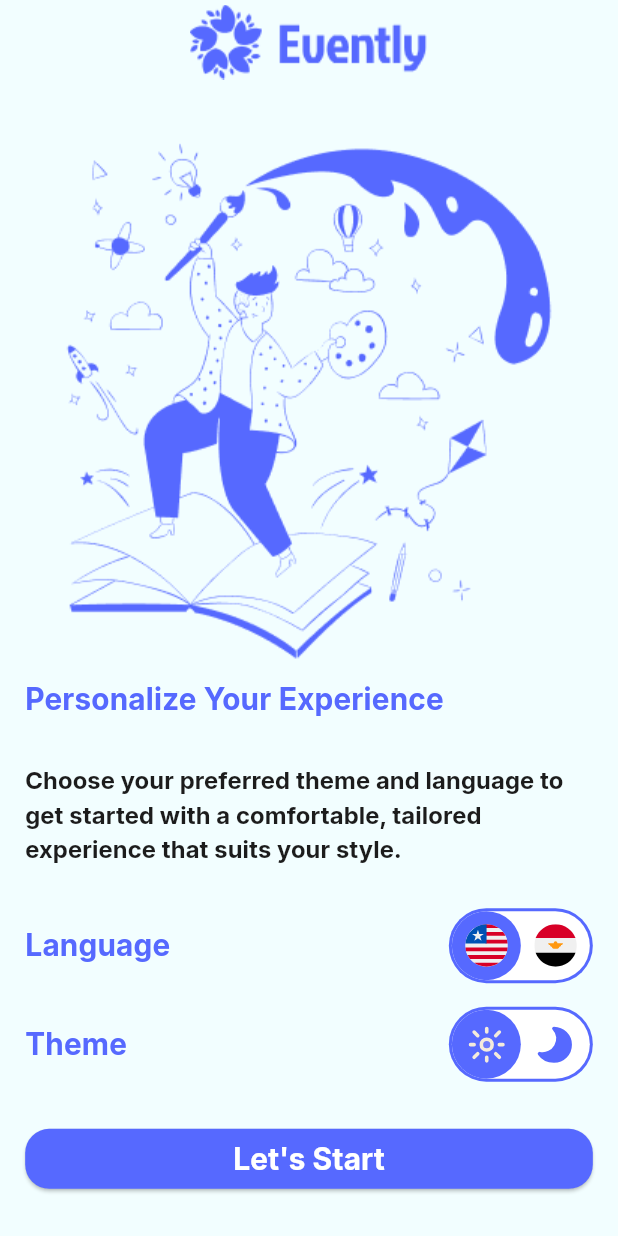
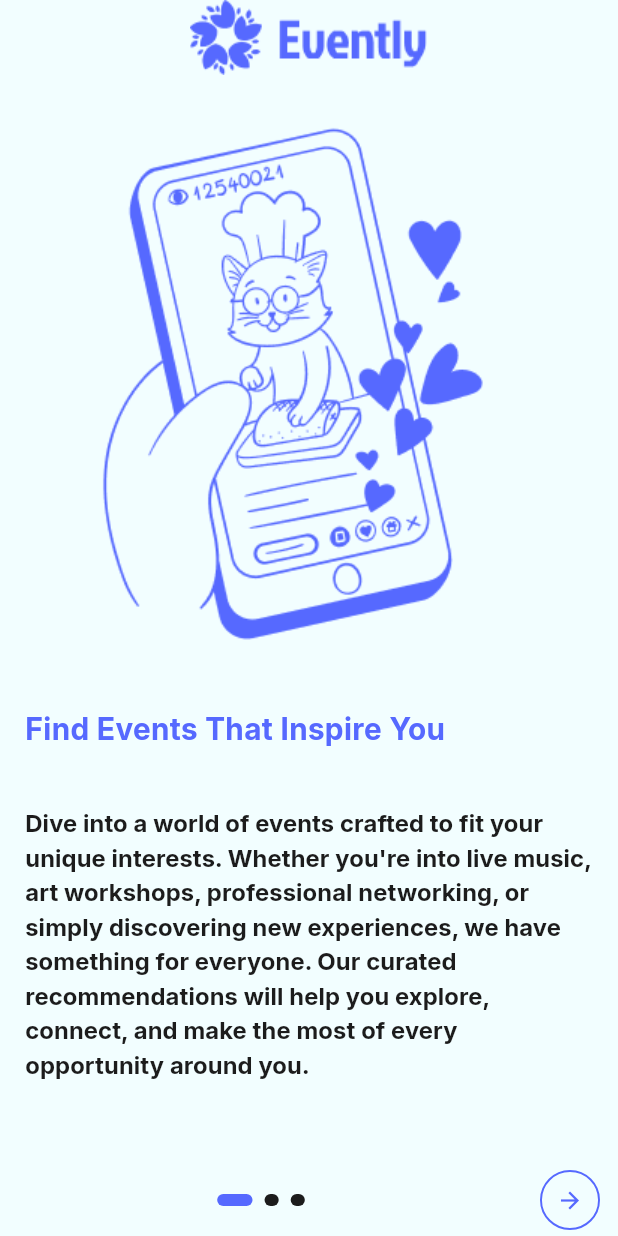
Before and after one commit to AhmedFayed55/Evently-App, a Flutter app: the screen it shows after launch, after a tap on "Let's Start", on a phone screen of 412 x 824 dp. Run offline on Flutter 3.47's test engine with Material 3 defaults, Android fonts, the phone set to English and light mode, and no system bars; drawn by our look-alikes of animated_toggle_switch, smooth_page_indicator; our stand-ins replace easy_localization, flutter_screenutil, flutter_svg, fluttertoast, google_fonts, shared_preferences.

Commit message:
- Finish introduction screens successfully. - Add onboarding screen status to SharedPreferences (shown once on first launch). - Use smooth_page_indicator.

```diff
--- /dev/null
+++ b/lib/core/utils/app_colors.dart
@@ -0,0 +1,19 @@
+import 'package:flutter/material.dart';
+
+abstract class AppColors {
+  static const Color background = Color(0xffF2FEFF);
+  static const Color backgroundDark = Color(0xff101127);
+  static const Color lightPrimary = Color(0xff5669FF);
+  static const Color lightSecondary = Color(0xff1C1C1C);
+  static const Color lightTeritary = Color(0xffFF5659);
+  static const Color darkTeritary = Color(0xffFF5659);
+  static const Color darkPrimary = Color(0xff5669FF);
+  static const Color darkSecondary = Color(0xffF4EBDC);
+  static const Color primaryLight = Color(0xFF5669FF);
+  static const Color primaryDark = Color(0xFF101127);
+  static const Color transparentColor = Colors.transparent;
+  static const Color black = Color(0xff1C1C1C);
+  static const Color white = Color(0xffF2FEFF);
+  static const Color grey = Color(0xff7B7B7B);
+  static const Color red = Color(0xffFF5659);
+}
--- a/lib/core/utils/app_routes.dart
+++ b/lib/core/utils/app_routes.dart
@@ -1,3 +1,5 @@
 class AppRoutes {
   static const String startScreen = "start";
+  static const String onboardingScreen = "onboarding";
+  static const String homeScreen = "home";
 }
--- a/lib/core/utils/app_theme.dart
+++ b/lib/core/utils/app_theme.dart
@@ -1,16 +1,16 @@
 import 'package:flutter/material.dart';
 
-import 'color_manager.dart';
+import 'app_colors.dart';
 
 class AppStyle {
   static ThemeData lightTheme = ThemeData(
     fontFamily: "Inter",
-    scaffoldBackgroundColor: ColorManager.background,
+    scaffoldBackgroundColor: AppColors.background,
     colorScheme: ColorScheme.light(
-      primary: ColorManager.lightPrimary,
-      secondary: ColorManager.lightSecondary,
-      tertiary: ColorManager.lightTeritary,
-      onPrimaryContainer: ColorManager.darkSecondary,
+      primary: AppColors.lightPrimary,
+      secondary: AppColors.lightSecondary,
+      tertiary: AppColors.lightTeritary,
+      onPrimaryContainer: AppColors.darkSecondary,
     ),
     appBarTheme: AppBarTheme(
       backgroundColor: Colors.transparent,
@@ -20,12 +20,12 @@ class AppStyle {
       titleMedium: TextStyle(
         fontWeight: FontWeight.w700,
         fontSize: 20,
-        color: ColorManager.lightPrimary,
+        color: AppColors.lightPrimary,
       ),
       titleSmall: TextStyle(
         fontSize: 16,
         fontWeight: FontWeight.w500,
-        color: ColorManager.lightSecondary,
+        color: AppColors.black,
       ),
       labelLarge: TextStyle(
         fontSize: 20,
@@ -37,12 +37,12 @@ class AppStyle {
 
   static ThemeData darkTheme = ThemeData(
     fontFamily: "Inter",
-    scaffoldBackgroundColor: ColorManager.backgroundDark,
+    scaffoldBackgroundColor: AppColors.backgroundDark,
     colorScheme: ColorScheme.dark(
-      primary: ColorManager.darkPrimary,
-      secondary: ColorManager.darkSecondary,
-      tertiary: ColorManager.darkTeritary,
-      onPrimaryContainer: ColorManager.lightSecondary,
+      primary: AppColors.darkPrimary,
+      secondary: AppColors.darkSecondary,
+      tertiary: AppColors.darkTeritary,
+      onPrimaryContainer: AppColors.lightSecondary,
     ),
     appBarTheme: AppBarTheme(
       backgroundColor: Colors.transparent,
@@ -52,12 +52,12 @@ class AppStyle {
       titleMedium: TextStyle(
         fontWeight: FontWeight.w700,
         fontSize: 20,
-        color: ColorManager.darkPrimary,
+        color: AppColors.darkPrimary,
       ),
       titleSmall: TextStyle(
         fontSize: 16,
         fontWeight: FontWeight.w500,
-        color: ColorManager.darkSecondary,
+        color: AppColors.white,
       ),
       labelLarge: TextStyle(
         fontSize: 20,
--- a/lib/core/utils/asset_manager.dart
+++ b/lib/core/utils/asset_manager.dart
@@ -1,9 +1,9 @@
-abstract class AssetsManager {
+abstract class AppImages {
   static const String logo = "assets/images/logo.png";
   static const String beingCreative1 = "assets/images/being-creative.png";
   static const String beingCreative2 = "assets/images/being-creative2.png";
   static const String beingCreative3 = "assets/images/being-creative3.png";
-  static const String hotTrending = "assets/images/hot-trending.png";
+  static const String beingCreative4 = "assets/images/being-creative4.png";
   static const String arabicIcon = "assets/images/EG.svg";
   static const String englishIcon = "assets/images/LR.svg";
   static const String moonIcon = "assets/images/Moon.svg";
--- a/lib/core/utils/color_manager.dart
+++ /dev/null
@@ -1,12 +0,0 @@
-import 'dart:ui';
-
-abstract class ColorManager {
-  static const Color background = Color(0xffF2FEFF);
-  static const Color backgroundDark = Color(0xff101127);
-  static const Color lightPrimary = Color(0xff5669FF);
-  static const Color lightSecondary = Color(0xff1C1C1C);
-  static const Color lightTeritary = Color(0xffFF5659);
-  static const Color darkPrimary = Color(0xff5669FF);
-  static const Color darkSecondary = Color(0xffF4EBDC);
-  static const Color darkTeritary = Color(0xffFF5659);
-}
--- a/lib/core/utils/strings_manager.dart
+++ b/lib/core/utils/strings_manager.dart
@@ -68,4 +68,5 @@ class AppStrings {
   static const String makeEveryEventMemorable = "make_every_event_memorable";
   static const String letsStart = "lets_start";
   static const String currentThemeMode = "theme";
+  static const String firstTime = "isFirstTime";
 }
--- /dev/null
+++ b/lib/core/utils/text_styles.dart
@@ -0,0 +1,115 @@
+import 'package:flutter/material.dart';
+import 'package:google_fonts/google_fonts.dart';
+
+import 'app_colors.dart';
+
+class TextStyles {
+  static TextStyle semi20Black = GoogleFonts.inter(
+    fontSize: 20,
+    fontWeight: FontWeight.w600,
+    color: AppColors.primaryLight,
+  );
+  static TextStyle bold20Black = GoogleFonts.inter(
+    fontSize: 20,
+    fontWeight: FontWeight.bold,
+    color: AppColors.black,
+  );
+
+  static TextStyle bold20Primary = GoogleFonts.inter(
+    fontSize: 20,
+    fontWeight: FontWeight.bold,
+    color: AppColors.primaryLight,
+  );
+
+  static TextStyle bold20White = GoogleFonts.inter(
+    fontSize: 20,
+    fontWeight: FontWeight.bold,
+    color: AppColors.white,
+  );
+
+  static TextStyle bold24White = GoogleFonts.inter(
+    fontSize: 24,
+    fontWeight: FontWeight.bold,
+    color: AppColors.white,
+  );
+  static TextStyle medium16White = GoogleFonts.inter(
+    fontSize: 16,
+    fontWeight: FontWeight.w600,
+    color: AppColors.white,
+  );
+  static TextStyle medium16Primary = GoogleFonts.inter(
+    fontSize: 16,
+    fontWeight: FontWeight.w600,
+    color: AppColors.primaryLight,
+  );
+  static TextStyle medium16Grey = GoogleFonts.inter(
+    fontSize: 16,
+    fontWeight: FontWeight.w600,
+    color: AppColors.grey,
+  );
+  static TextStyle medium14White = GoogleFonts.inter(
+    fontSize: 14,
+    fontWeight: FontWeight.w600,
+    color: AppColors.white,
+  );
+  static TextStyle regular14White = GoogleFonts.inter(
+    fontSize: 14,
+    fontWeight: FontWeight.normal,
+    color: AppColors.white,
+  );
+  static TextStyle bold14Primary = GoogleFonts.inter(
+    fontSize: 14,
+    fontWeight: FontWeight.bold,
+    color: AppColors.primaryLight,
+  );
+  static TextStyle bold18Black = GoogleFonts.inter(
+    fontSize: 18,
+    fontWeight: FontWeight.bold,
+    color: AppColors.black,
+  );
+  static TextStyle bold16Black = GoogleFonts.inter(
+    fontSize: 16,
+    fontWeight: FontWeight.bold,
+    color: AppColors.black,
+  );
+  static TextStyle bold16Primary = GoogleFonts.inter(
+    fontSize: 16,
+    fontWeight: FontWeight.bold,
+    color: AppColors.primaryLight,
+  );
+  static TextStyle bold16White = GoogleFonts.inter(
+    fontSize: 16,
+    fontWeight: FontWeight.bold,
+    color: AppColors.white,
+  );
+  static TextStyle bold14Black = GoogleFonts.inter(
+    fontSize: 14,
+    fontWeight: FontWeight.bold,
+    color: AppColors.black,
+  );
+  static TextStyle regular20white = GoogleFonts.inter(
+    fontSize: 20,
+    fontWeight: FontWeight.normal,
+    color: AppColors.white,
+  );
+  static TextStyle medium20White = GoogleFonts.inter(
+    fontSize: 20,
+    fontWeight: FontWeight.w600,
+    color: AppColors.white,
+  );
+  static TextStyle medium16Black = GoogleFonts.inter(
+    fontSize: 16,
+    fontWeight: FontWeight.w600,
+    color: AppColors.black,
+  );
+  static TextStyle medium20Primary = GoogleFonts.inter(
+    fontSize: 20,
+    fontWeight: FontWeight.w600,
+    color: AppColors.primaryLight,
+  );
+  static TextStyle medium16Red = GoogleFonts.inter(
+    fontSize: 16,
+    fontWeight: FontWeight.w600,
+    color: Colors.red,
+  );
+}
--- /dev/null
+++ b/lib/evently_app.dart
@@ -0,0 +1,44 @@
+import 'package:easy_localization/easy_localization.dart';
+import 'package:evently_app/features/home/home_screen.dart';
+import 'package:evently_app/providers/theme_provider.dart';
+import 'package:flutter/material.dart';
+import 'package:flutter_screenutil/flutter_screenutil.dart';
+import 'package:provider/provider.dart';
+
+import 'core/utils/app_routes.dart';
+import 'core/utils/app_theme.dart';
+import 'features/onboarding_screen/screen/onboarding_screen.dart';
+import 'features/start_screen/screen/start_screen.dart';
+
+class EventlyApp extends StatelessWidget {
+  const EventlyApp({super.key, required this.routeName});
+
+  final String routeName;
+
+  @override
+  Widget build(BuildContext context) {
+    ThemeProvider themeProvider = Provider.of<ThemeProvider>(context);
+    return ScreenUtilInit(
+      designSize: const Size(393, 841),
+      minTextAdapt: true,
+      splitScreenMode: true,
+      builder: (context, child) {
+        return MaterialApp(
+          localizationsDelegates: context.localizationDelegates,
+          supportedLocales: context.supportedLocales,
+          locale: context.locale,
+          debugShowCheckedModeBanner: false,
+          theme: AppStyle.lightTheme,
+          darkTheme: AppStyle.darkTheme,
+          themeMode: themeProvider.currentTheme,
+          routes: {
+            AppRoutes.startScreen: (_) => const StartScreen(),
+            AppRoutes.onboardingScreen: (_) => const OnboardingScreen(),
+            AppRoutes.homeScreen: (_) => const HomeScreen(),
+          },
+          initialRoute: routeName,
+        );
+      },
+    );
+  }
+}
--- /dev/null
+++ b/lib/features/home/home_screen.dart
@@ -0,0 +1,10 @@
+import 'package:flutter/cupertino.dart';
+
+class HomeScreen extends StatelessWidget {
+  const HomeScreen({super.key});
+
+  @override
+  Widget build(BuildContext context) {
+    return const Placeholder();
+  }
+}
--- /dev/null
+++ b/lib/features/onboarding_screen/model/onboarding_screen_model.dart
@@ -0,0 +1,33 @@
+import 'package:easy_localization/easy_localization.dart';
+import 'package:evently_app/core/utils/asset_manager.dart';
+import 'package:evently_app/core/utils/strings_manager.dart';
+
+class OnboardingModel {
+  String image;
+  String title;
+  String subtitle;
+
+  OnboardingModel({
+    required this.image,
+    required this.title,
+    required this.subtitle,
+  });
+
+  static List<OnboardingModel> onboardingList = [
+    OnboardingModel(
+      image: AppImages.beingCreative4,
+      title: AppStrings.findEventsThatInspireYou.tr(),
+      subtitle: AppStrings.diveIntoAWorldOfEvents.tr(),
+    ),
+    OnboardingModel(
+      image: AppImages.beingCreative2,
+      title: AppStrings.effortlessEventPlanning.tr(),
+      subtitle: AppStrings.takeTheHassleOutOfOrganizingEvents.tr(),
+    ),
+    OnboardingModel(
+      image: AppImages.beingCreative3,
+      title: AppStrings.connectWithFriendsAndShareMoments.tr(),
+      subtitle: AppStrings.makeEveryEventMemorable.tr(),
+    ),
+  ];
+}
--- a/lib/features/onboarding_screen/screen/onboarding_screen.dart
+++ b/lib/features/onboarding_screen/screen/onboarding_screen.dart
@@ -0,0 +1,130 @@
+import 'package:evently_app/core/helpers/shared_prefrence.dart';
+import 'package:evently_app/core/utils/app_colors.dart';
+import 'package:evently_app/core/utils/app_routes.dart';
+import 'package:evently_app/core/utils/asset_manager.dart';
+import 'package:evently_app/core/utils/strings_manager.dart';
+import 'package:evently_app/features/onboarding_screen/model/onboarding_screen_model.dart';
+import 'package:evently_app/features/onboarding_screen/widgets/onboarding_item.dart';
+import 'package:flutter/material.dart';
+import 'package:flutter_screenutil/flutter_screenutil.dart';
+import 'package:smooth_page_indicator/smooth_page_indicator.dart';
+
+class OnboardingScreen extends StatefulWidget {
+  const OnboardingScreen({super.key});
+
+  @override
+  State<OnboardingScreen> createState() => _OnboardingScreenState();
+}
+
+class _OnboardingScreenState extends State<OnboardingScreen> {
+  int activeIndex = 0;
+  var controller = PageController();
+
+  @override
+  Widget build(BuildContext context) {
+    return Scaffold(
+      body: SafeArea(
+        child: Column(
+          spacing: 28.h,
+          children: [
+            Image.asset(AppImages.logo),
+            Expanded(
+              child: PageView.builder(
+                controller: controller,
+                onPageChanged: (index) {
+                  setState(() {
+                    activeIndex = index;
+                  });
+                },
+                itemCount: OnboardingModel.onboardingList.length,
+                itemBuilder: (context, index) {
+                  return OnboardingItem(
+                    model: OnboardingModel.onboardingList[index],
+                  );
+                },
+              ),
+            ),
+            Row(
+              mainAxisAlignment: MainAxisAlignment.spaceBetween,
+              children: [
+                activeIndex != 0
+                    ? ElevatedButton(
+                      onPressed: () {
+                        controller.previousPage(
+                          duration: Duration(milliseconds: 500),
+                          curve: Curves.easeInOut,
+                        );
+                      },
+                      style: ElevatedButton.styleFrom(
+                        shape: CircleBorder(
+                          side: BorderSide(
+                            color: AppColors.primaryLight,
+                            width: 1.3,
+                          ),
+                        ),
+                        backgroundColor:
+                            Theme.of(context).brightness == Brightness.dark
+                                ? AppColors.primaryDark
+                                : AppColors.white,
+                        elevation: 0,
+                      ),
+                      child: Icon(Icons.arrow_back),
+                    )
+                    : SizedBox.shrink(),
+                AnimatedSmoothIndicator(
+                  activeIndex: activeIndex,
+                  count: OnboardingModel.onboardingList.length,
+                  effect: ExpandingDotsEffect(
+                    expansionFactor: 2.5,
+                    dotHeight: 8.3.h,
+                    radius: 7.r,
+                    dotWidth: 9.w,
+                    dotColor:
+                        Theme.of(context).brightness == Brightness.dark
+                            ? AppColors.white
+                            : AppColors.black,
+                    activeDotColor: AppColors.primaryLight,
+                  ),
+                ),
+                ElevatedButton(
+                  onPressed: () {
+                    if (activeIndex ==
+                        OnboardingModel.onboardingList.length - 1) {
+                      Navigator.of(context).pushNamedAndRemoveUntil(
+                        AppRoutes.homeScreen,
+                        (route) => false,
+                      );
+                      SharedPreferenceUtils.saveData(
+                        key: AppStrings.firstTime,
+                        value: false,
+                      );
+                    }
+
+                    controller.nextPage(
+                      duration: Duration(milliseconds: 500),
+                      curve: Curves.easeInOut,
+                    );
+                  },
+                  style: ElevatedButton.styleFrom(
+                    shape: CircleBorder(
+                      side: BorderSide(
+                        color: AppColors.primaryLight,
+                        width: 1.3,
+                      ),
+                    ),
+                    backgroundColor:
+                        Theme.of(context).brightness == Brightness.dark
+                            ? AppColors.primaryDark
+                            : AppColors.white,
+                    elevation: 0,
+                  ),
+                  child: Icon(Icons.arrow_forward),
+                ),
+              ],
+            ),
+          ],
+        ),
+      ),
+    );
+  }
+}
--- /dev/null
+++ b/lib/features/onboarding_screen/widgets/onboarding_item.dart
@@ -0,0 +1,31 @@
+import 'package:evently_app/core/utils/text_styles.dart';
+import 'package:evently_app/features/onboarding_screen/model/onboarding_screen_model.dart';
+import 'package:flutter/material.dart';
+import 'package:flutter_screenutil/flutter_screenutil.dart';
+
+class OnboardingItem extends StatelessWidget {
+  const OnboardingItem({super.key, required this.model});
+
+  final OnboardingModel model;
+
+  @override
+  Widget build(BuildContext context) {
+    return Padding(
+      padding: EdgeInsets.symmetric(horizontal: 16.w),
+      child: Column(
+        spacing: 38.h,
+        crossAxisAlignment: CrossAxisAlignment.start,
+        children: [
+          Image.asset(model.image),
+          Text(
+            model.title,
+            style: TextStyles.bold20Primary.copyWith(
+              fontWeight: FontWeight.w800,
+            ),
+          ),
+          Text(model.subtitle, style: Theme.of(context).textTheme.titleSmall),
+        ],
+      ),
+    );
+  }
+}
--- a/lib/features/start_screen/screen/start_screen.dart
+++ b/lib/features/start_screen/screen/start_screen.dart
@@ -1,5 +1,6 @@
 import 'package:easy_localization/easy_localization.dart';
 import 'package:evently_app/core/helpers/spacing.dart';
+import 'package:evently_app/core/utils/app_routes.dart';
 import 'package:evently_app/core/utils/asset_manager.dart';
 import 'package:flutter/material.dart';
 import 'package:flutter_screenutil/flutter_screenutil.dart';
@@ -15,7 +16,7 @@ class StartScreen extends StatelessWidget {
   @override
   Widget build(BuildContext context) {
     return Scaffold(
-      appBar: AppBar(title: Image.asset(AssetsManager.logo)),
+      appBar: AppBar(title: Image.asset(AppImages.logo)),
       body: Container(
         width: double.infinity,
         padding: EdgeInsets.symmetric(vertical: 28.h, horizontal: 16.w),
@@ -29,7 +30,7 @@ class StartScreen extends StatelessWidget {
                   Expanded(
                     child: Align(
                       alignment: Alignment.center,
-                      child: Image.asset(AssetsManager.beingCreative1),
+                      child: Image.asset(AppImages.beingCreative1),
                     ),
                   ),
                   Text(
@@ -69,7 +70,10 @@ class StartScreen extends StatelessWidget {
                 ],
               ),
             ),
-            CustomButton(title: AppStrings.letsStart.tr(), onPressed: () {}),
+            CustomButton(title: AppStrings.letsStart.tr(), onPressed: () {
+              Navigator.of(context).pushReplacementNamed(
+                  AppRoutes.onboardingScreen);
+            }),
           ],
         ),
       ),
--- a/lib/features/start_screen/widgets/language_toggle.dart
+++ b/lib/features/start_screen/widgets/language_toggle.dart
@@ -52,8 +52,8 @@ class _LanguageToggleState extends State<LanguageToggle> {
         indicatorColor: Theme.of(context).colorScheme.primary,
       ),
       iconList: [
-        SvgPicture.asset(AssetsManager.englishIcon, height: 30, width: 30),
-        SvgPicture.asset(AssetsManager.arabicIcon, height: 30, width: 30),
+        SvgPicture.asset(AppImages.englishIcon, height: 30, width: 30),
+        SvgPicture.asset(AppImages.arabicIcon, height: 30, width: 30),
       ],
     );
   }
--- a/lib/features/start_screen/widgets/theme_toggle.dart
+++ b/lib/features/start_screen/widgets/theme_toggle.dart
@@ -47,7 +47,7 @@ class _ThemeToggleState extends State<ThemeToggle> {
       ),
       iconList: [
         SvgPicture.asset(
-          AssetsManager.sunIcon,
+          AppImages.sunIcon,
           height: 30,
           width: 30,
           colorFilter: ColorFilter.mode(
@@ -58,7 +58,7 @@ class _ThemeToggleState extends State<ThemeToggle> {
           ),
         ),
         SvgPicture.asset(
-          AssetsManager.moonIcon,
+          AppImages.moonIcon,
           height: 30,
           width: 30,
           colorFilter: ColorFilter.mode(
--- a/lib/main.dart
+++ b/lib/main.dart
@@ -1,18 +1,24 @@
 import 'package:easy_localization/easy_localization.dart';
 import 'package:evently_app/core/helpers/shared_prefrence.dart';
 import 'package:evently_app/core/utils/app_routes.dart';
-import 'package:evently_app/core/utils/app_theme.dart';
 import 'package:evently_app/providers/theme_provider.dart';
 import 'package:flutter/material.dart';
-import 'package:flutter_screenutil/flutter_screenutil.dart';
 import 'package:provider/provider.dart';
 
-import 'features/start_screen/screen/start_screen.dart';
+import 'core/utils/strings_manager.dart';
+import 'evently_app.dart';
 
 void main() async {
   WidgetsFlutterBinding.ensureInitialized();
   await EasyLocalization.ensureInitialized();
   await SharedPreferenceUtils.init();
+  String routeName;
+  var isFirstTime = SharedPreferenceUtils.getData(key: AppStrings.firstTime);
+  if (isFirstTime == null) {
+    routeName = AppRoutes.startScreen;
+  } else {
+    routeName = AppRoutes.homeScreen;
+  }
   runApp(EasyLocalization(
       supportedLocales: [Locale('en'), Locale('ar')],
       path: 'assets/translations',
@@ -23,32 +29,5 @@ void main() async {
       // default is true already but this only for clarity
       child: ChangeNotifierProvider(
           create: (_) => ThemeProvider(),
-          child: MyApp())));
+          child: EventlyApp(routeName: routeName,))));
 }
-
-class MyApp extends StatelessWidget {
-  const MyApp({super.key});
-
-  @override
-  Widget build(BuildContext context) {
-    ThemeProvider themeProvider = Provider.of<ThemeProvider>(context);
-    return ScreenUtilInit(
-      designSize: const Size(393, 841),
-      minTextAdapt: true,
-      splitScreenMode: true,
-      builder: (context, child) {
-        return MaterialApp(
-          localizationsDelegates: context.localizationDelegates,
-          supportedLocales: context.supportedLocales,
-          locale: context.locale,
-          debugShowCheckedModeBanner: false,
-          theme: AppStyle.lightTheme,
-          darkTheme: AppStyle.darkTheme,
-          themeMode: themeProvider.currentTheme,
-          routes: {AppRoutes.startScreen: (_) => const StartScreen()},
-          initialRoute: AppRoutes.startScreen,
-        );
-      },
-    );
-  }
-}
--- a/pubspec.yaml
+++ b/pubspec.yaml
@@ -42,6 +42,7 @@ dependencies:
   shared_preferences: ^2.5.3
   animated_toggle_switch: ^0.8.5
   easy_localization: ^3.0.7+1
+  smooth_page_indicator: ^1.2.1
 
 
 dev_dependencies:
```
Also changed, not shown: assets/images/being-creative4.png (renamed from assets/images/hot-trending.png), pubspec.lock, 1 other file.
